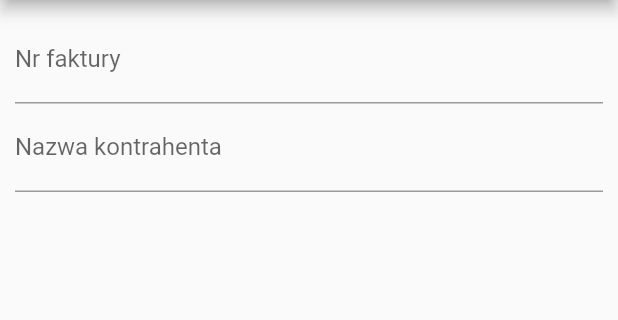
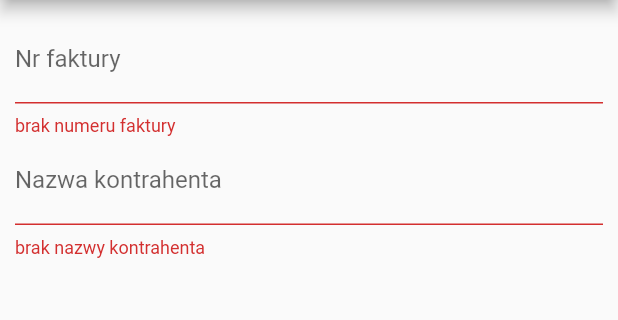
Before and after one commit to macik1423/ssc_master_app, a Flutter app: the screen it shows after launch, after a tap on the "save" icon, on a phone screen of 412 x 824 dp, the part 84-404 px from its top. Run offline on Flutter 3.47's test engine with Material 2 defaults, Android fonts, the phone set to English and light mode, and no system bars; our stand-ins replace formz.

Commit message:
changed save implementation

```diff
--- a/lib/add_screen/form_screen.dart
+++ b/lib/add_screen/form_screen.dart
@@ -1,5 +1,4 @@
 import 'package:flutter/material.dart';
-import 'package:formz/formz.dart';
 import 'package:interview/add_screen/provider/form_state.dart';
 import 'package:provider/provider.dart';
 
--- a/lib/add_screen/provider/form_state.dart
+++ b/lib/add_screen/provider/form_state.dart
@@ -22,6 +22,10 @@ class FormModel extends ChangeNotifier {
   }
 
   void save() {
+    _invoiceNumber =
+        _invoiceNumber.pure ? const InvoiceNumber.dirty() : _invoiceNumber;
+    _contractorName =
+        _contractorName.pure ? const ContractorName.dirty() : _contractorName;
     _status = Formz.validate([invoiceNumber, contractorName]);
     notifyListeners();
   }
```
